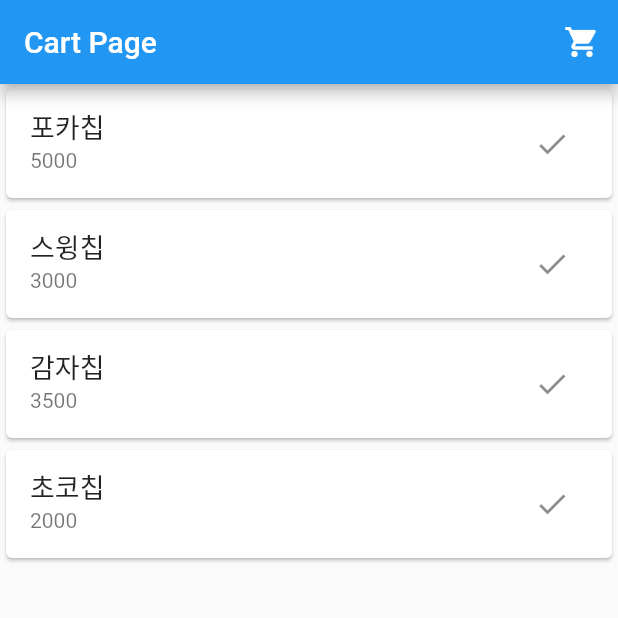
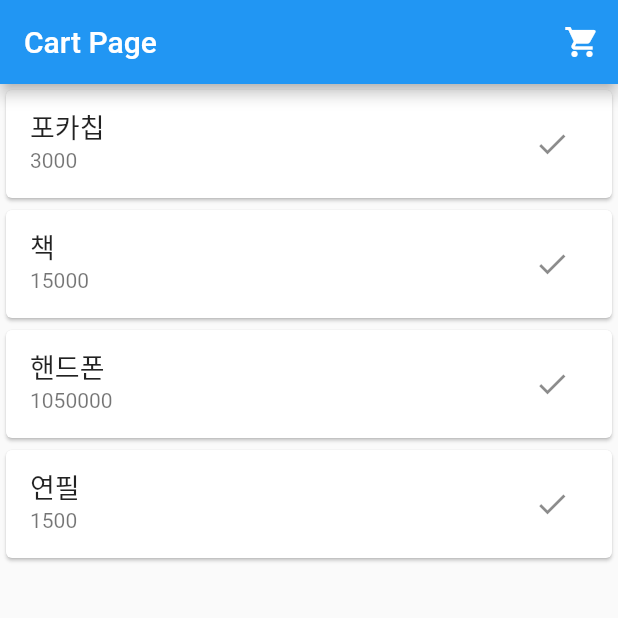
Before and after one commit to wyongjae/cart_app_prac, a Flutter app: the screen it shows after launch, on a phone screen of 412 x 824 dp, the top half of it. Run offline on Flutter 3.47's test engine with Material 2 defaults, Android fonts, the light colour scheme and no system bars.

Commit message:
1. Delete: stream feat in cart view model file 2. Add feat in cart view model: feat is add & remove item 3. Delete: stream builder in cart page file

```diff
--- a/lib/data/item_data.dart
+++ /dev/null
@@ -1,30 +0,0 @@
-import 'dart:convert';
-
-import 'package:cart_app_parc/data/item.dart';
-
-class ItemData {
-  Future<List<Item>> fetchData() async {
-    List<dynamic> jsonResponse = await jsonDecode(items);
-
-    return jsonResponse.map((e) => Item.fromJson(e)).toList();
-  }
-}
-
-const items = '''[
-  {
-    "name": "포카칩",
-    "price": 5000
-  },
-  {
-    "name": "스윙칩",
-    "price": 3000
-  },
-  {
-    "name": "감자칩",
-    "price": 3500
-  },
-  {
-    "name": "초코칩",
-    "price": 2000
-  }
-]''';
--- a/lib/domain/cart_view_model.dart
+++ b/lib/domain/cart_view_model.dart
@@ -1,19 +1,20 @@
-import 'dart:async';
+import 'dart:collection';
 
 import 'package:cart_app_parc/data/item.dart';
-import 'package:cart_app_parc/data/item_data.dart';
+import 'package:flutter/material.dart';
 
-class CartViewModel {
-  final ItemData itemData;
+class CartViewModel with ChangeNotifier {
+  final List<Item> _items = [];
 
-  CartViewModel(this.itemData);
+  UnmodifiableListView<Item> get items => UnmodifiableListView(_items);
 
-  final _cartStreamController = StreamController<List<Item>>();
+  void addItem(Item item) {
+    _items.add(item);
+    notifyListeners();
+  }
 
-  Stream<List<Item>> get cartStream => _cartStreamController.stream;
-
-  Future<void> fetchItem() async {
-    final result = await itemData.fetchData();
-    _cartStreamController.add(result);
+  void removeItem(Item item) {
+    _items.remove(item);
+    notifyListeners();
   }
 }
--- a/lib/main.dart
+++ b/lib/main.dart
@@ -1,7 +1,7 @@
-import 'package:cart_app_parc/data/item_data.dart';
 import 'package:cart_app_parc/domain/cart_view_model.dart';
 import 'package:cart_app_parc/presentation/cart_page.dart';
 import 'package:flutter/material.dart';
+import 'package:provider/provider.dart';
 
 void main() {
   runApp(const MyApp());
@@ -13,13 +13,14 @@ class MyApp extends StatelessWidget {
   // This widget is the root of your application.
   @override
   Widget build(BuildContext context) {
-    return MaterialApp(
-      title: 'Flutter Demo',
-      theme: ThemeData(
-        primarySwatch: Colors.blue,
-      ),
-      home: CartPage(
-        viewModel: CartViewModel(ItemData()),
+    return MultiProvider(
+      providers: [ChangeNotifierProvider(create: (_) => CartViewModel())],
+      child: MaterialApp(
+        title: 'Flutter Demo',
+        theme: ThemeData(
+          primarySwatch: Colors.blue,
+        ),
+        home: const CartPage(),
       ),
     );
   }
--- a/lib/presentation/cart_page.dart
+++ b/lib/presentation/cart_page.dart
@@ -1,26 +1,21 @@
 import 'package:cart_app_parc/data/item.dart';
-import 'package:cart_app_parc/domain/cart_view_model.dart';
 import 'package:cart_app_parc/presentation/cart_list_page.dart';
 import 'package:flutter/material.dart';
 
 class CartPage extends StatefulWidget {
-  final CartViewModel viewModel;
-
-  const CartPage({
-    Key? key,
-    required this.viewModel,
-  }) : super(key: key);
+  const CartPage({Key? key}) : super(key: key);
 
   @override
   State<CartPage> createState() => _CartPageState();
 }
 
 class _CartPageState extends State<CartPage> {
-  @override
-  void initState() {
-    super.initState();
-    widget.viewModel.fetchItem();
-  }
+  final List<Item> _items = [
+    Item(name: '포카칩', price: 3000),
+    Item(name: '책', price: 15000),
+    Item(name: '핸드폰', price: 1050000),
+    Item(name: '연필', price: 1500),
+  ];
 
   @override
   Widget build(BuildContext context) {
@@ -39,23 +34,11 @@ class _CartPageState extends State<CartPage> {
           )
         ],
       ),
-      body: StreamBuilder<List<Item>>(
-        initialData: const [],
-        stream: widget.viewModel.cartStream,
-        builder: (BuildContext context, snapshot) {
-          if (snapshot.data == null) {
-            return const Center(
-              child: CircularProgressIndicator(),
-            );
-          }
-
-          final items = snapshot.data ?? [];
-
-          return ListView.builder(
+      body: ListView.builder(
         shrinkWrap: true,
-            itemCount: items.length,
+        itemCount: _items.length,
         itemBuilder: (BuildContext context, int index) {
-              final item = items[index];
+          final item = _items[index];
 
           return SizedBox(
             height: 80,
@@ -84,8 +67,6 @@ class _CartPageState extends State<CartPage> {
             ),
           );
         },
-          );
-        },
       ),
     );
   }
```
Lines whose indentation alone changed are shown as unchanged.
